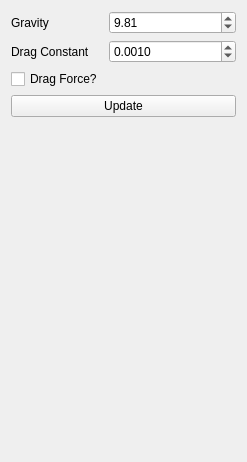
Above: forms/widgetCloth.ui from kmoriyukie/CA before the change. Below: the same form after it.
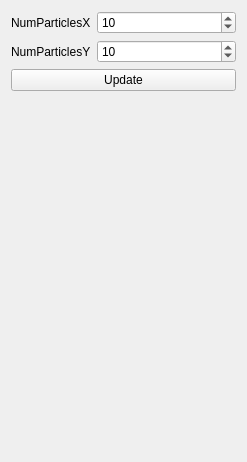
That is the form after the change.

What changed in the file:
```diff
--- a/forms/widgetCloth.ui
+++ b/forms/widgetCloth.ui
@@ -17,51 +17,35 @@
    <item row="0" column="0">
     <widget class="QLabel" name="label">
      <property name="text">
-      <string>Gravity</string>
+      <string>NumParticlesX</string>
      </property>
     </widget>
    </item>
-   <item row="0" column="1">
-    <widget class="QDoubleSpinBox" name="gravity">
-     <property name="maximum">
-      <double>100.000000000000000</double>
-     </property>
-     <property name="singleStep">
-      <double>0.100000000000000</double>
-     </property>
-     <property name="value">
-      <double>9.810000000000000</double>
-     </property>
-    </widget>
-   </item>
-   <item row="2" column="0">
-    <widget class="QCheckBox" name="drag">
-     <property name="text">
-      <string>Drag Force?</string>
-     </property>
-    </widget>
-   </item>
-   <item row="3" column="0" colspan="2">
+   <item row="2" column="0" colspan="2">
     <widget class="QPushButton" name="btnUpdate">
      <property name="text">
       <string>Update</string>
      </property>
     </widget>
    </item>
+   <item row="1" column="1">
+    <widget class="QSpinBox" name="spinBox_npY">
+     <property name="value">
+      <number>10</number>
+     </property>
+    </widget>
+   </item>
    <item row="1" column="0">
     <widget class="QLabel" name="label_2">
      <property name="text">
-      <string>Drag Constant</string>
+      <string>NumParticlesY</string>
      </property>
     </widget>
    </item>
-   <item row="1" column="1">
-    <widget class="QDoubleSpinBox" name="DragConst">
-     <property name="decimals">
-      <number>4</number>
-     </property>
+   <item row="0" column="1">
+    <widget class="QSpinBox" name="spinBox_npX">
      <property name="value">
-      <double>0.001000000000000</double>
+      <number>10</number>
      </property>
     </widget>
    </item>
```
